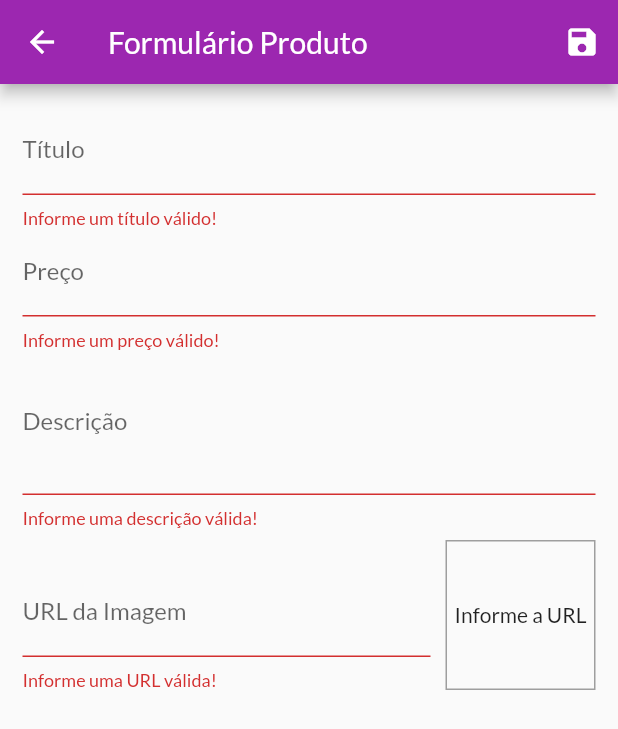
After one commit to costatatiane/flutter_minha-lojinha, a Flutter app: the ProductFormScreen screen opened by its route, after a tap on the "save" icon, on a phone screen of 412 x 824 dp. The commit adds this screen. Shown: the top 729 px of the screen. Run offline on Flutter 3.47's test engine with Material 2 defaults, Android fonts, the phone set to English and light mode, and no system bars; network calls fail.

Commit message:
Add product manager options

```diff
--- a/lib/main.dart
+++ b/lib/main.dart
@@ -3,7 +3,9 @@ import 'package:provider/provider.dart';
 import 'package:shop/utils/app_routes.dart';
 import 'package:shop/views/product_detail_screen.dart';
 
+import './views/products_screen.dart';
 import './views/products_overview_screen.dart';
+import './views/product_form_screen.dart';
 import './views/cart_screen.dart';
 import './views/orders_screen.dart';
 import './providers/products.dart';
@@ -36,7 +38,9 @@ class MyApp extends StatelessWidget {
         ),
         routes: {
           AppRoutes.HOME: (ctx) => ProductOverviewScreen(),
+          AppRoutes.PRODUCTS: (ctx) => ProductsScreen(),
           AppRoutes.PRODUCT_DETAIL: (ctx) => ProductDetailScreen(),
+          AppRoutes.PRODUCT_FORM: (ctx) => ProductFormScreen(),
           AppRoutes.CART: (ctx) => CartScreen(),
           AppRoutes.ORDERS: (ctx) => OrdersScreen(),
         },
--- a/lib/providers/product.dart
+++ b/lib/providers/product.dart
@@ -9,7 +9,7 @@ class Product with ChangeNotifier {
   bool isFavorite;
 
   Product({
-    @required this.id,
+    this.id,
     @required this.title,
     @required this.description,
     @required this.price,
--- a/lib/utils/app_routes.dart
+++ b/lib/utils/app_routes.dart
@@ -1,6 +1,8 @@
 class AppRoutes {
   static final HOME = '/';
+  static final PRODUCTS = '/products';
   static final PRODUCT_DETAIL = '/product-detail';
+  static final PRODUCT_FORM = '/product-form';
   static final CART = '/cart';
   static final ORDERS = '/orders';
 }
--- /dev/null
+++ b/lib/views/product_form_screen.dart
@@ -0,0 +1,235 @@
+import 'package:flutter/material.dart';
+import 'package:provider/provider.dart';
+
+import '../providers/product.dart';
+import '../providers/products.dart';
+
+class ProductFormScreen extends StatefulWidget {
+  @override
+  _ProductFormScreenState createState() => _ProductFormScreenState();
+}
+
+class _ProductFormScreenState extends State<ProductFormScreen> {
+  final _priceFocusNode = FocusNode();
+  final _descriptionFocusNode = FocusNode();
+  final _imageUrlFocusNode = FocusNode();
+  final _imageUrlController = TextEditingController();
+  final _form = GlobalKey<FormState>();
+  final _formData = Map<String, Object>();
+
+  @override
+  void initState() {
+    super.initState();
+    _imageUrlFocusNode.addListener(_updateImage);
+  }
+
+  @override
+  void didChangeDependencies() {
+    super.didChangeDependencies();
+
+    if (_formData.isEmpty) {
+      final product = ModalRoute.of(context).settings.arguments as Product;
+
+      if (product != null) {
+        _formData['id'] = product.id;
+        _formData['title'] = product.title;
+        _formData['price'] = product.price;
+        _formData['description'] = product.description;
+        _formData['imageUrl'] = product.imageUrl;
+
+        _imageUrlController.text = _formData['imageUrl'];
+      } else {
+        _formData['price'] = '';
+      }
+    }
+  }
+
+  void _updateImage() {
+    if (isValidImageUrl(_imageUrlController.text)) {
+      setState(() {});
+    }
+  }
+
+  bool isValidImageUrl(String url) {
+    bool startsWithHttp = url.toLowerCase().startsWith('http://');
+    bool startsWithHttps = url.toLowerCase().startsWith('https://');
+    bool endsWithPng = url.toLowerCase().endsWith('.png');
+    bool endsWithJpg = url.toLowerCase().endsWith('.jpg');
+    bool endsWithJpeg = url.toLowerCase().endsWith('.jpeg');
+    return (startsWithHttp || startsWithHttps) &&
+        (endsWithPng || endsWithJpg || endsWithJpeg);
+  }
+
+  @override
+  void dispose() {
+    super.dispose();
+    _priceFocusNode.dispose();
+    _descriptionFocusNode.dispose();
+    _imageUrlFocusNode.removeListener(_updateImage);
+    _imageUrlFocusNode.dispose();
+  }
+
+  void _saveForm() {
+    bool isValid = _form.currentState.validate();
+    if (!isValid) {
+      return;
+    }
+
+    _form.currentState.save();
+
+    final newProduct = Product(
+      id: _formData['id'],
+      title: _formData['title'],
+      price: _formData['price'],
+      description: _formData['description'],
+      imageUrl: _formData['imageUrl'],
+    );
+
+    final products = Provider.of<Products>(context, listen: false);
+    if (_formData['id'] == null) {
+      products.addProduct(newProduct);
+    } else {
+      products.updateProduct(newProduct);
+    }
+    Navigator.of(context).pop();
+  }
+
+  @override
+  Widget build(BuildContext context) {
+    return Scaffold(
+      appBar: AppBar(
+        title: Text('Formulário Produto'),
+        actions: [
+          IconButton(
+            icon: Icon(Icons.save),
+            onPressed: () {
+              _saveForm();
+            },
+          )
+        ],
+      ),
+      body: Padding(
+        padding: const EdgeInsets.all(15),
+        child: Form(
+          key: _form,
+          child: ListView(
+            children: [
+              TextFormField(
+                initialValue: _formData['title'],
+                decoration: InputDecoration(labelText: 'Título'),
+                textInputAction: TextInputAction.next,
+                onFieldSubmitted: (_) {
+                  FocusScope.of(context).requestFocus(_priceFocusNode);
+                },
+                onSaved: (value) => _formData['title'] = value,
+                validator: (value) {
+                  bool isEmpty = value.trim().isEmpty;
+                  bool isInvalid = value.trim().length < 3;
+
+                  if (isEmpty || isInvalid) {
+                    return 'Informe um título válido!';
+                  }
+
+                  return null;
+                },
+              ),
+              TextFormField(
+                initialValue: _formData['price'].toString(),
+                decoration: InputDecoration(labelText: 'Preço'),
+                textInputAction: TextInputAction.next,
+                keyboardType: TextInputType.numberWithOptions(
+                  decimal: true,
+                ),
+                focusNode: _priceFocusNode,
+                onFieldSubmitted: (_) {
+                  FocusScope.of(context).requestFocus(_descriptionFocusNode);
+                },
+                onSaved: (value) => _formData['price'] = double.parse(value),
+                validator: (value) {
+                  bool isEmpty = value.trim().isEmpty;
+                  var newPrice = double.tryParse(value);
+                  bool isInvalid = newPrice == null || newPrice <= 0;
+
+                  if (isEmpty || isInvalid) {
+                    return 'Informe um preço válido!';
+                  }
+
+                  return null;
+                },
+              ),
+              TextFormField(
+                initialValue: _formData['description'],
+                decoration: InputDecoration(labelText: 'Descrição'),
+                maxLines: 3,
+                keyboardType: TextInputType.multiline,
+                focusNode: _descriptionFocusNode,
+                onSaved: (value) => _formData['description'] = value,
+                validator: (value) {
+                  bool isEmpty = value.trim().isEmpty;
+                  bool isInvalid = value.trim().length < 10;
+
+                  if (isEmpty || isInvalid) {
+                    return 'Informe uma descrição válida!';
+                  }
+
+                  return null;
+                },
+              ),
+              Row(
+                crossAxisAlignment: CrossAxisAlignment.end,
+                children: [
+                  Expanded(
+                    child: TextFormField(
+                      decoration: InputDecoration(labelText: 'URL da Imagem'),
+                      keyboardType: TextInputType.url,
+                      textInputAction: TextInputAction.done,
+                      focusNode: _imageUrlFocusNode,
+                      controller: _imageUrlController,
+                      onFieldSubmitted: (_) {
+                        _saveForm();
+                      },
+                      onSaved: (value) => _formData['imageUrl'] = value,
+                      validator: (value) {
+                        bool isEmpty = value.trim().isEmpty;
+                        bool isInvalid = !isValidImageUrl(value);
+
+                        if (isEmpty || isInvalid) {
+                          return 'Informe uma URL válida!';
+                        }
+
+                        return null;
+                      },
+                    ),
+                  ),
+                  Container(
+                    height: 100,
+                    width: 100,
+                    margin: EdgeInsets.only(
+                      top: 8,
+                      left: 10,
+                    ),
+                    decoration: BoxDecoration(
+                      border: Border.all(
+                        color: Colors.grey,
+                        width: 1,
+                      ),
+                    ),
+                    alignment: Alignment.center,
+                    child: _imageUrlController.text.isEmpty
+                        ? Text('Informe a URL')
+                        : FittedBox(
+                            child: Image.network(
+                              _imageUrlController.text,
+                              fit: BoxFit.cover,
+                            ),
+                          ),
+                  ),
+                ],
+              ),
+            ],
+          ),
+        ),
+      ),
+    );
+  }
+}
--- a/lib/widgets/product_grid.dart
+++ b/lib/widgets/product_grid.dart
@@ -1,7 +1,7 @@
 import 'package:flutter/material.dart';
 import 'package:provider/provider.dart';
 
-import '../widgets/product_item.dart';
+import 'product_grid_item.dart';
 import '../providers/products.dart';
 
 class ProductGrid extends StatelessWidget {
@@ -20,7 +20,7 @@ class ProductGrid extends StatelessWidget {
       itemCount: products.length,
       itemBuilder: (ctx, i) => ChangeNotifierProvider.value(
         value: products[i],
-        child: ProductItem(),
+        child: ProductGridItem(),
       ),
       padding: const EdgeInsets.all(10),
       gridDelegate: SliverGridDelegateWithFixedCrossAxisCount(
```
Also changed, not shown: lib/providers/cart.dart (+23 -0 lines), lib/providers/products.dart (+35 -2 lines), lib/views/products_screen.dart (added, +44 -0 lines), lib/widgets/app_drawer.dart (+10 -0 lines), lib/widgets/cart_item_widget.dart (+22 -0 lines), lib/widgets/product_grid_item.dart (added, +68 -0 lines), lib/widgets/product_item.dart (+51 -39 lines).
